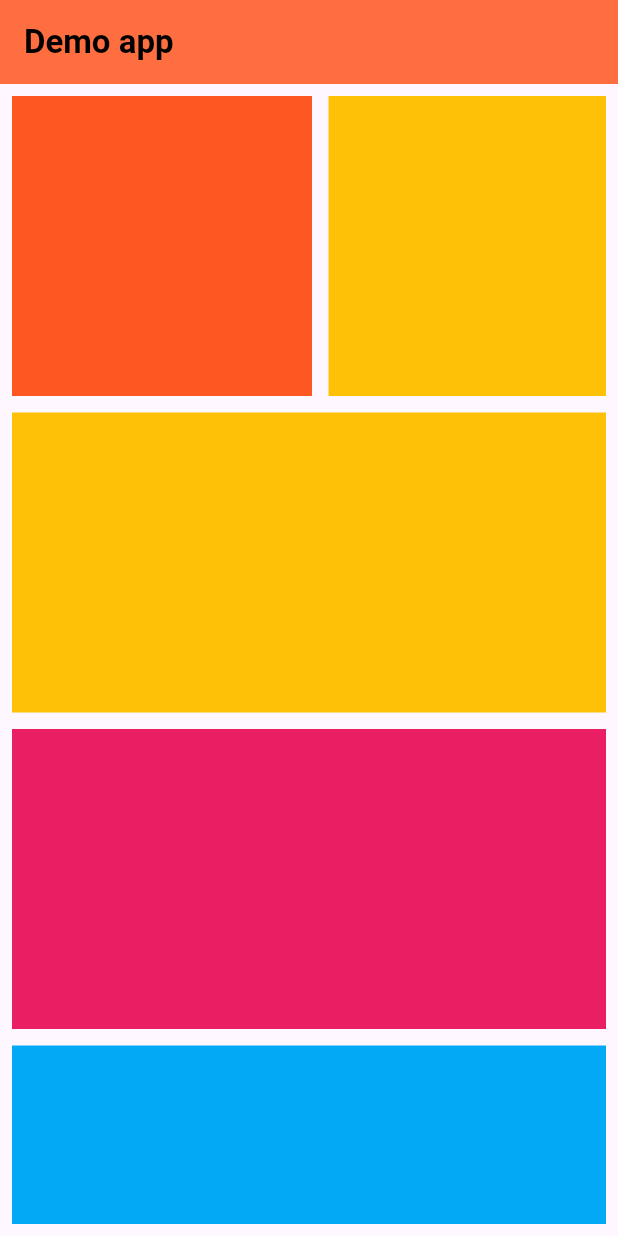
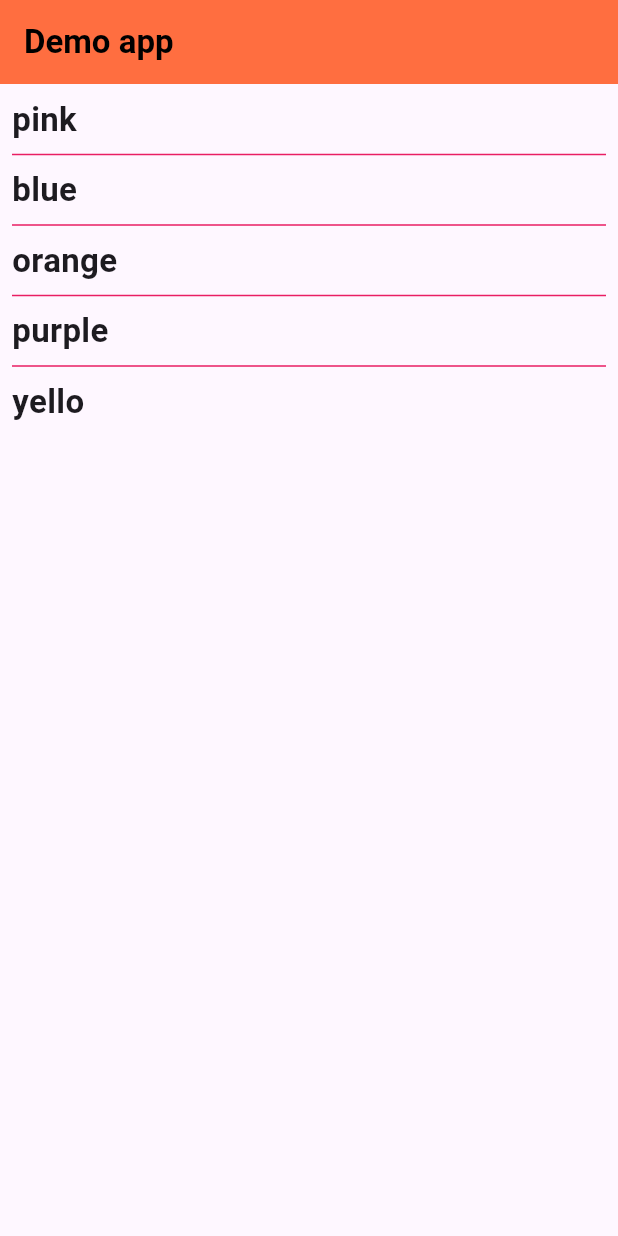
Before and after one commit to akashm936/practiceapp1, a Flutter app: the screen it shows after launch, on a phone screen of 412 x 824 dp. Run offline on Flutter 3.47's test engine with Material 3 defaults, Android fonts, the phone set to English and light mode, and no system bars.

Commit message:
new widget listView Builder and ListView  , ListView Seperated are applied

```diff
--- a/lib/main.dart
+++ b/lib/main.dart
@@ -10,6 +10,8 @@ class MyApp extends StatelessWidget {
   // This widget is the root of your application.
   @override
   Widget build(BuildContext context) {
+    var arrColors = ["pink", "blue", "orange", "purple", "yello"];
+
     return MaterialApp(
       home: Scaffold(
         appBar: AppBar(
@@ -25,81 +27,26 @@ class MyApp extends StatelessWidget {
         ),
         body: Padding(
           padding: const EdgeInsets.all(8.0),
-          child: SingleChildScrollView(
-            child: Column(
-              children: [
-                SingleChildScrollView(
-                  scrollDirection: Axis.horizontal,
-                  child: Row(
-                    children: [
+          child: ListView.separated(
+            itemBuilder: (context, index) {
+              return Text(
+                arrColors[index],
+                style: TextStyle(
+                  fontSize: 22,
+                  fontWeight: FontWeight.bold,
 
-                      Container(
-                        margin: EdgeInsets.only(right: 11,bottom: 11),
-                        width: 200,
-                        height: 200,
-                        color: Colors.deepOrange,
-                      ),
-                      Container(
-                        margin: EdgeInsets.only(right: 11,bottom: 11),
-                        width: 200,
-                        height: 200,
-                        color: Colors.amber,
-                      ),
-                      Container(
-                        margin: EdgeInsets.only(right: 11,bottom: 11),
-                        width: 200,
-                        height: 200,
-                        color: Colors.pink,
-                      ),
-                      Container(
-                        margin: EdgeInsets.only(right: 11,bottom: 11),
-                        width: 200,
-                        height: 200,
-                        color: Colors.lightBlue,
-                      ),
-                    ],
-                  ),
                 ),
-                Container(
-                  margin: EdgeInsets.only(bottom: 11),
-                  height: 200,
-                  color: Colors.amber,
-                ),
-                Container(
-                  margin: EdgeInsets.only(bottom: 11),
-                  height: 200,
-                  color: Colors.pink,
-                ),
-                Container(
-                  margin: EdgeInsets.only(bottom: 11),
-                  height: 200,
-                  color: Colors.lightBlue,
-                ),
-                Container(
-                  margin: EdgeInsets.only(bottom: 11),
-                  height: 200,
-                  color: Colors.deepOrange,
-                ),
-                Container(
-                  margin: EdgeInsets.only(bottom: 11),
-                  height: 200,
-                  color: Colors.amber,
-                ),
-                Container(
-                  margin: EdgeInsets.only(bottom: 11),
-                  height: 200,
-                  color: Colors.pink,
-                ),
-                Container(
-                  margin: EdgeInsets.only(bottom: 11),
-                  height: 200,
-                  color: Colors.lightBlue,
-                ),
-              ],
-            ),
+              );
+            },
+            itemCount: arrColors.length,
+            separatorBuilder: (context, index){
+              return Divider(
+                color: Colors.pink,
+                thickness: 1,
+              );
+            },
           ),
         ),
-
       ),
     );
   }
@@ -176,3 +123,81 @@ class MyApp extends StatelessWidget {
 // ],
 // ),
 // ),
+
+//  Single Child Scroll View
+// Padding(
+// padding: const EdgeInsets.all(8.0),
+// child: SingleChildScrollView(
+// child: Column(
+// children: [
+// SingleChildScrollView(
+// scrollDirection: Axis.horizontal,
+// child: Row(
+// children: [
+//
+// Container(
+// margin: EdgeInsets.only(right: 11,bottom: 11),
+// width: 200,
+// height: 200,
+// color: Colors.deepOrange,
+// ),
+// Container(
+// margin: EdgeInsets.only(right: 11,bottom: 11),
+// width: 200,
+// height: 200,
+// color: Colors.amber,
+// ),
+// Container(
+// margin: EdgeInsets.only(right: 11,bottom: 11),
+// width: 200,
+// height: 200,
+// color: Colors.pink,
+// ),
+// Container(
+// margin: EdgeInsets.only(right: 11,bottom: 11),
+// width: 200,
+// height: 200,
+// color: Colors.lightBlue,
+// ),
+// ],
+// ),
+// ),
+// Container(
+// margin: EdgeInsets.only(bottom: 11),
+// height: 200,
+// color: Colors.amber,
+// ),
+// Container(
+// margin: EdgeInsets.only(bottom: 11),
+// height: 200,
+// color: Colors.pink,
+// ),
+// Container(
+// margin: EdgeInsets.only(bottom: 11),
+// height: 200,
+// color: Colors.lightBlue,
+// ),
+// Container(
+// margin: EdgeInsets.only(bottom: 11),
+// height: 200,
+// color: Colors.deepOrange,
+// ),
+// Container(
+// margin: EdgeInsets.only(bottom: 11),
+// height: 200,
+// color: Colors.amber,
+// ),
+// Container(
+// margin: EdgeInsets.only(bottom: 11),
+// height: 200,
+// color: Colors.pink,
+// ),
+// Container(
+// margin: EdgeInsets.only(bottom: 11),
+// height: 200,
+// color: Colors.lightBlue,
+// ),
+// ],
+// ),
+// ),
+// ),
```
